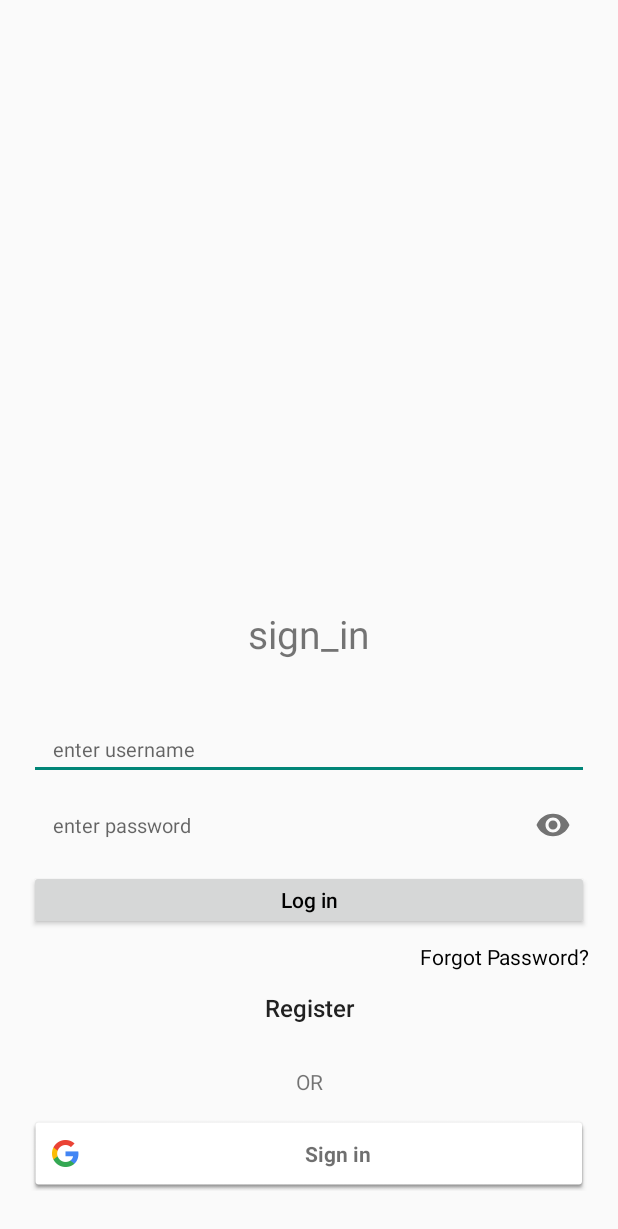
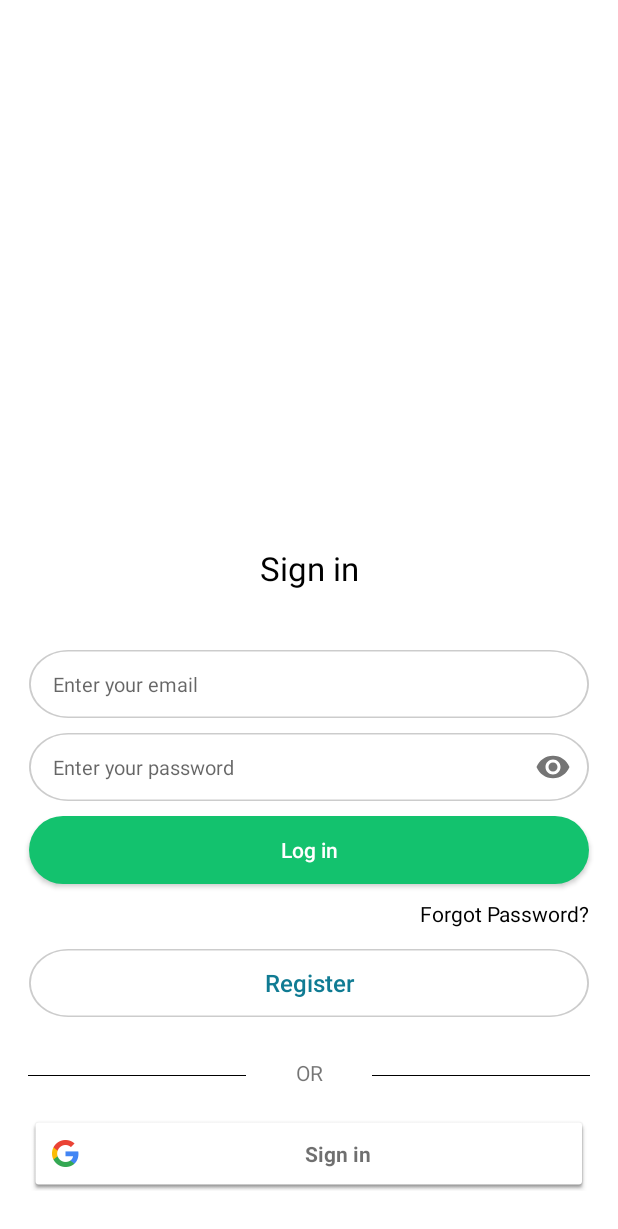
Before and after one commit to My-Dairy/My-Dairy, an Android app: the EmailLoginActivity screen opened directly, with no data from a screen before it, on a phone screen of 412 x 824 dp. Shown: the top 1229 px of the screen. Run offline under Robolectric (Android 15) with nearby library versions, the phone set to English and light mode, and no system bars; our stand-ins replace Firebase (no records; nobody signed in at launch, a user with empty details on screens opened directly); 1 statement that could not run was skipped.

Commit message:
First Version

```diff
--- a/app/src/main/java/com/example/mydairy/splash/SplashActivity.java
+++ b/app/src/main/java/com/example/mydairy/splash/SplashActivity.java
@@ -7,13 +7,17 @@ import android.view.WindowManager;
 
 import androidx.appcompat.app.AppCompatActivity;
 
+import com.example.mydairy.MainActivity;
 import com.example.mydairy.phonelogin.PhoneLoginActivity;
 import com.example.mydairy.R;
+import com.google.firebase.auth.FirebaseAuth;
+import com.google.firebase.auth.FirebaseUser;
 
 public class SplashActivity extends AppCompatActivity {
 
-//    private FirebaseAuth firebaseAuth;
-//    public static int flag_for_loc_dialog =0;
+    private FirebaseAuth firebaseAuth;
+    public static int flag_for_loc_dialog =0;
+
     @Override
     protected void onCreate(Bundle savedInstanceState) {
         super.onCreate(savedInstanceState);
@@ -25,20 +29,21 @@ public class SplashActivity extends AppCompatActivity {
         new Handler().postDelayed(new Runnable() {
             @Override
             public void run() {
-                Intent intent = new Intent(SplashActivity.this, PhoneLoginActivity.class);
-                SplashActivity.this.startActivity(intent);
-                SplashActivity.this.finish();
-//                firebaseAuth = FirebaseAuth.getInstance();
-//                FirebaseUser user = firebaseAuth.getCurrentUser();
-//                if (user == null) {
-//                    Intent intent = new Intent(SplashActivity.this, PhoneLoginActivity.class);
-//                    SplashActivity.this.startActivity(intent);
-//                    SplashActivity.this.finish();
-//                }
-//                else
-//                {
-//
-//                }
+
+                firebaseAuth = FirebaseAuth.getInstance();
+                FirebaseUser user = firebaseAuth.getCurrentUser();
+
+                if(user == null){
+                    Intent intent = new Intent(SplashActivity.this, PhoneLoginActivity.class);
+                    SplashActivity.this.startActivity(intent);
+                    SplashActivity.this.finish();
+                }
+                else
+                {
+                    Intent intent = new Intent(SplashActivity.this, MainActivity.class);
+                    SplashActivity.this.startActivity(intent);
+                    SplashActivity.this.finish();
+                }
 
             }
         }, 2200);
--- a/app/src/main/res/layout/activity_email_login.xml
+++ b/app/src/main/res/layout/activity_email_login.xml
@@ -4,54 +4,58 @@
     xmlns:tools="http://schemas.android.com/tools"
     android:layout_width="match_parent"
     android:layout_height="match_parent"
-    tools:context=".emaillogin.EmailLoginActivity">
-
-
-
+    tools:context=".emaillogin.EmailLoginActivity"
+    android:background="@color/white"
+    >
 
         <TextView
             android:id="@+id/activity_indicator"
             android:layout_width="wrap_content"
             android:layout_height="wrap_content"
             android:layout_marginBottom="40dp"
-            android:text="sign_in"
-            android:textSize="26sp"
+            android:text="@string/sign_in"
+            android:textColor="@color/black"
+            android:textSize="22sp"
             app:layout_constraintBottom_toTopOf="@+id/username_box"
             app:layout_constraintEnd_toEndOf="parent"
             app:layout_constraintHorizontal_bias="0.5"
-            app:layout_constraintStart_toStartOf="parent" />
+            app:layout_constraintStart_toStartOf="parent"
+            />
+
 
         <EditText
             android:id="@+id/username_box"
             android:layout_width="0dp"
-            android:layout_height="40dp"
+            android:layout_height="45dp"
             android:layout_marginStart="19dp"
             android:layout_marginLeft="19dp"
             android:layout_marginEnd="19dp"
             android:layout_marginRight="19dp"
             android:layout_marginBottom="10dp"
             android:ems="10"
+            android:background="@drawable/input_login"
             android:inputType="textPersonName"
-            android:hint="enter username"
+            android:hint="@string/enter_email"
             android:textSize="13sp"
             app:layout_constraintBottom_toTopOf="@+id/password_box"
             app:layout_constraintEnd_toEndOf="parent"
             app:layout_constraintHorizontal_bias="0.5"
             app:layout_constraintStart_toStartOf="parent"
-            android:paddingLeft="16dp"
-            android:paddingRight="16sp"/>
+            android:paddingStart="16dp"
+            android:paddingEnd="16sp"/>
 
 
         <com.google.android.material.textfield.TextInputLayout
             android:id="@+id/password_box"
             app:passwordToggleEnabled="true"
             android:layout_width="0dp"
-            android:layout_height="40dp"
+            android:layout_height="45dp"
             android:layout_marginStart="19dp"
             android:layout_marginLeft="19dp"
             android:layout_marginEnd="19dp"
             android:layout_marginRight="19dp"
             app:hintEnabled="false"
+            android:background="@drawable/input_login"
             android:layout_marginBottom="10dp"
             app:layout_constraintBottom_toTopOf="@+id/let_me_in"
             app:layout_constraintEnd_toEndOf="parent"
@@ -65,9 +69,9 @@
                 android:textSize="13sp"
                 android:inputType="textPassword"
                 android:ems="15"
-                android:hint="enter password"
-                android:paddingLeft="16dp"
-                android:paddingRight="16sp"
+                android:hint="@string/enter_psswrd"
+                android:paddingStart="16dp"
+                android:paddingEnd="16sp"
                 android:background="@null"
                 />
 
@@ -77,15 +81,16 @@
         <Button
             android:id="@+id/let_me_in"
             android:layout_width="0dp"
-            android:layout_height="40dp"
+            android:layout_height="45dp"
             android:layout_marginStart="19dp"
             android:layout_marginLeft="19dp"
             android:layout_marginEnd="19dp"
             android:layout_marginRight="19dp"
-            android:layout_marginBottom="32dp"
-            android:text="Log in"
+            android:layout_marginBottom="43dp"
+            android:text="@string/log_in"
             android:textAllCaps="false"
-            android:textColor="@color/black"
+            android:textColor="@color/white"
+            android:background="@drawable/btn_login"
             app:layout_constraintBottom_toTopOf="@+id/btn_create_account"
             app:layout_constraintEnd_toEndOf="parent"
             app:layout_constraintHorizontal_bias="0.5"
@@ -94,16 +99,17 @@
         <Button
             android:id="@+id/btn_create_account"
             android:layout_width="0dp"
-            android:layout_height="40dp"
+            android:layout_height="45dp"
             android:layout_marginStart="19dp"
             android:layout_marginLeft="19dp"
             android:layout_marginEnd="19dp"
             android:layout_marginRight="19dp"
-            android:layout_marginBottom="19dp"
-            android:text="Register"
+            android:layout_marginBottom="27dp"
+            android:text="@string/register"
             android:textAllCaps="false"
             android:textSize="16sp"
-            android:background="@null"
+            android:textColor="@color/secondary_color"
+            android:background="@drawable/input_login"
             app:layout_constraintBottom_toTopOf="@+id/textview_or"
             app:layout_constraintEnd_toEndOf="parent"
             app:layout_constraintHorizontal_bias="0.5"
@@ -113,8 +119,8 @@
             android:id="@+id/forgt_pswd"
             android:layout_width="wrap_content"
             android:layout_height="wrap_content"
-            android:layout_marginTop="8dp"
-            android:text="Forgot Password?"
+            android:layout_marginTop="10dp"
+            android:text="@string/forgot_psswrd"
             android:textAlignment="center"
             android:textColor="@color/black"
             app:layout_constraintEnd_toEndOf="@+id/let_me_in"
@@ -124,9 +130,9 @@
             android:id="@+id/divider_line_left"
             android:layout_width="145dp"
             android:layout_height="0.8dp"
+            android:background="@color/black"
             android:layout_marginStart="18.8dp"
-            android:layout_marginLeft="18.8dp"
-            android:layout_marginBottom="20.5dp"
+            android:layout_marginBottom="26.5dp"
             app:layout_constraintBottom_toTopOf="@+id/ggl_logo"
             app:layout_constraintStart_toStartOf="parent" />
 
@@ -134,8 +140,8 @@
             android:id="@+id/textview_or"
             android:layout_width="wrap_content"
             android:layout_height="wrap_content"
-            android:layout_marginBottom="13dp"
-            android:text="OR"
+            android:layout_marginBottom="19dp"
+            android:text="@string/or"
             android:textSize="14sp"
             app:layout_constraintBottom_toTopOf="@+id/ggl_logo"
             app:layout_constraintEnd_toStartOf="@+id/divider_line_right"
@@ -146,10 +152,11 @@
             android:layout_width="145dp"
             android:layout_height="0.8dp"
             android:layout_marginEnd="18.8dp"
-            android:layout_marginRight="18.8dp"
-            android:layout_marginBottom="20.5dp"
+            android:layout_marginBottom="26.5dp"
             app:layout_constraintBottom_toTopOf="@+id/ggl_logo"
-            app:layout_constraintEnd_toEndOf="parent" />
+            app:layout_constraintEnd_toEndOf="parent"
+            android:background="@color/black"
+            />
 
 
         <com.google.android.gms.common.SignInButton
--- a/app/src/main/res/values/strings.xml
+++ b/app/src/main/res/values/strings.xml
@@ -11,4 +11,10 @@
     <string name="already_account">Already have an account?</string>
     <string name="log_in">Log in</string>
 
+    <!--activity_email_login.xml-->
+    <string name="sign_in">Sign in</string>
+    <string name="enter_psswrd">Enter your password</string>
+    <string name="forgot_psswrd">Forgot Password?</string>
+    <string name="or">OR</string>
+
 </resources>
```
Also changed, not shown: 24 other files.
